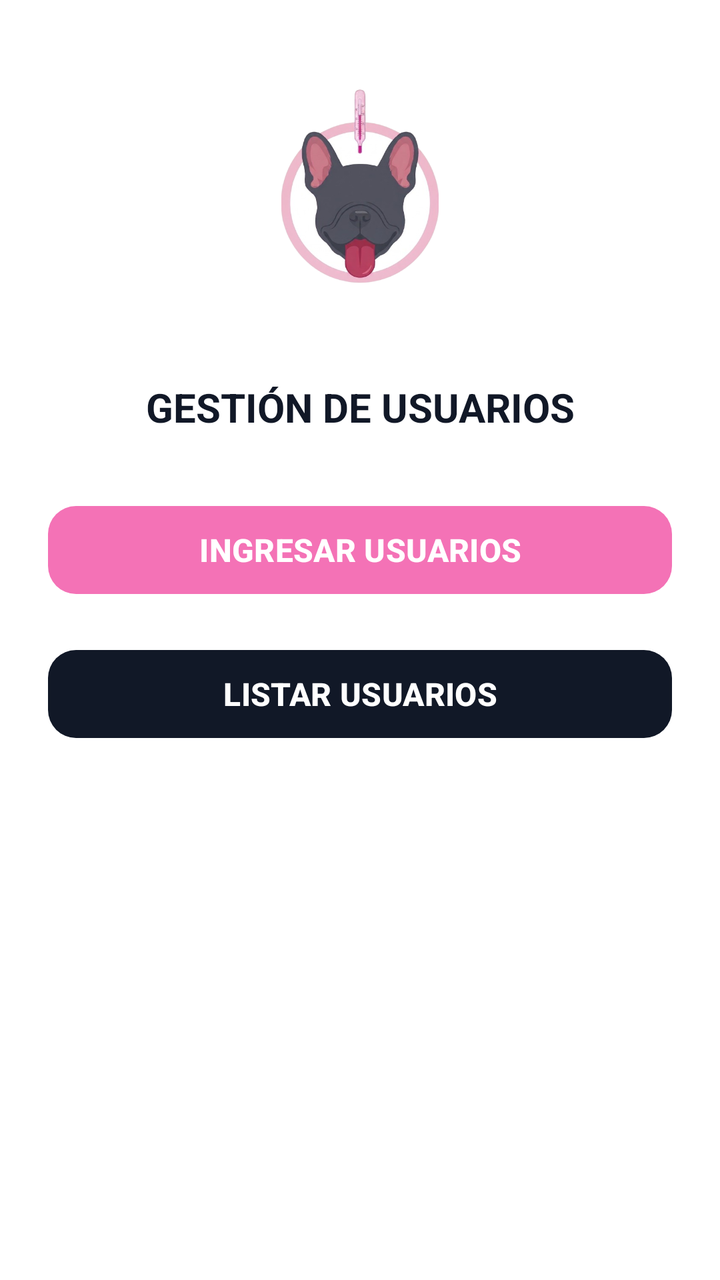
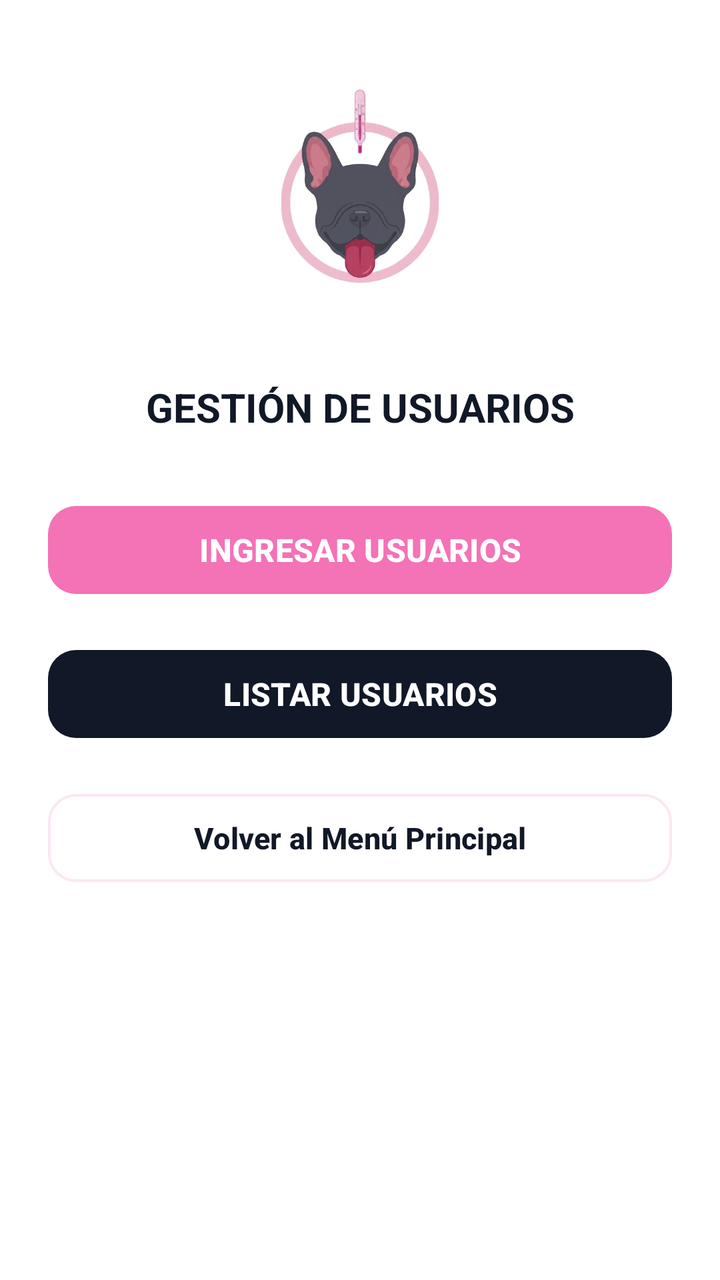

Screens rendered from an Android XML layout before and after an edit, with the pre-edit source and the edit as a unified diff.
<!-- AndroidManifest.xml: application theme Theme.MyApplication -->
<!-- res/layout/activity_user_menu.xml -->
<?xml version="1.0" encoding="utf-8"?>
<ScrollView xmlns:android="http://schemas.android.com/apk/res/android"
    xmlns:app="http://schemas.android.com/apk/res-auto"
    xmlns:tools="http://schemas.android.com/tools"
    android:id="@+id/user_menu_scroll"
    android:layout_width="match_parent"
    android:layout_height="match_parent"
    android:background="@color/white"
    android:fillViewport="true"
    tools:context=".UserMenuActivity">

    <LinearLayout
        android:id="@+id/user_menu_main"
        android:layout_width="match_parent"
        android:layout_height="wrap_content"
        android:gravity="center_horizontal"
        android:orientation="vertical"
        android:paddingHorizontal="24dp"
        android:paddingTop="30dp"
        android:paddingBottom="40dp">

        
        <ImageView
            android:id="@+id/iv_user_menu_logo"
            android:layout_width="220dp"
            android:layout_height="140dp"
            android:contentDescription="@string/app_name"
            android:scaleType="fitCenter"
            android:src="@drawable/imagenapp" />

        
        <TextView
            android:id="@+id/tv_user_menu_title"
            android:layout_width="wrap_content"
            android:layout_height="wrap_content"
            android:layout_marginTop="20dp"
            android:gravity="center"
            android:text="@string/title_user_mgmt"
            android:textColor="@color/text_dark"
            android:textSize="20sp"
            android:textStyle="bold" />

        
        <com.google.android.material.button.MaterialButton
            android:id="@+id/btn_menu_ingresar_usuarios"
            android:layout_width="match_parent"
            android:layout_height="52dp"
            android:layout_marginTop="32dp"
            android:text="@string/btn_ingresar_usuarios"
            android:textColor="@color/white"
            android:textSize="16sp"
            android:textStyle="bold"
            app:backgroundTint="@color/red_primary"
            app:cornerRadius="14dp" />

        
        <com.google.android.material.button.MaterialButton
            android:id="@+id/btn_menu_listar_usuarios"
            android:layout_width="match_parent"
            android:layout_height="52dp"
            android:layout_marginTop="20dp"
            android:text="@string/btn_listar_usuarios"
            android:textColor="@color/white"
            android:textSize="16sp"
            android:textStyle="bold"
            app:backgroundTint="@color/navy_dark"
            app:cornerRadius="14dp" />

    </LinearLayout>
</ScrollView>
<!-- resources referenced by this layout -->
<resources>
  <color name="navy_dark">#111827</color>
  <color name="red_primary">#F472B6</color>
  <color name="text_dark">#111827</color>
  <color name="white">#FFFFFF</color>
  <!-- drawable imagenapp: png bitmap (drawable, 152605 bytes) -->
  <string name="app_name">SmartTemp</string>
  <string name="btn_ingresar_usuarios">INGRESAR USUARIOS</string>
  <string name="btn_listar_usuarios">LISTAR USUARIOS</string>
  <string name="title_user_mgmt">GESTIÓN DE USUARIOS</string>
  <style name="Theme.MyApplication" parent="Base.Theme.MyApplication" />
  <style name="Base.Theme.MyApplication" parent="Theme.Material3.Light.NoActionBar">
          <item name="colorPrimary">@color/pink_primary</item>
          <item name="colorOnPrimary">@color/white</item>
          <item name="colorPrimaryContainer">@color/pink_pastel_light</item>
          <item name="colorOnPrimaryContainer">@color/pink_dark</item>
          <item name="colorSecondary">@color/pink_pastel</item>
          <item name="colorOnSecondary">@color/black</item>
  
          <item name="android:colorBackground">@color/app_bg</item>
          <item name="colorSurface">@color/white</item>
          <item name="colorOnSurface">@color/text_dark</item>
          <item name="colorOnSurfaceVariant">@color/text_secondary</item>
  
          
          <item name="android:statusBarColor">@android:color/transparent</item>
          <item name="android:windowLightStatusBar">true</item>
          <item name="android:navigationBarColor">@android:color/transparent</item>
          <item name="android:windowDrawsSystemBarBackgrounds">true</item>
      </style>
  <color name="pink_primary">#F472B6</color>
  <color name="pink_pastel_light">#FFF0F5</color>
  <color name="pink_dark">#EC4899</color>
  <color name="pink_pastel">#FF80AB</color>
  <color name="black">#FF000000</color>
  <color name="app_bg">#FFF7F9</color>
  <color name="text_secondary">#4B5563</color>
</resources>

<!-- the commit's change to res/layout/activity_user_menu.xml (unified diff, before → after) -->
@@ -66,5 +66,20 @@
             app:backgroundTint="@color/navy_dark"
             app:cornerRadius="14dp" />
 
+        
+        <com.google.android.material.button.MaterialButton
+            android:id="@+id/btn_menu_volver_principal"
+            android:layout_width="match_parent"
+            android:layout_height="52dp"
+            android:layout_marginTop="20dp"
+            android:text="Volver al Menú Principal"
+            android:textColor="@color/text_dark"
+            android:textSize="15sp"
+            android:textStyle="bold"
+            app:backgroundTint="@color/white"
+            app:strokeColor="@color/card_border"
+            app:strokeWidth="1.2dp"
+            app:cornerRadius="14dp" />
+
     </LinearLayout>
 </ScrollView>
<!-- resource entries referenced after the edit -->
@@ -1,5 +1,6 @@
 <!-- resources referenced by this layout -->
 <resources>
+  <color name="card_border">#FCE7F3</color>
   <color name="navy_dark">#111827</color>
   <color name="red_primary">#F472B6</color>
   <color name="text_dark">#111827</color>
